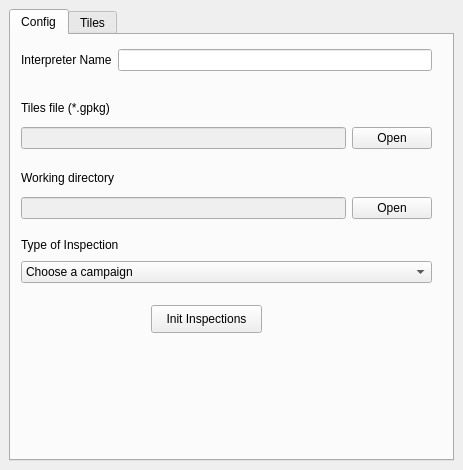
The window that global_inspection_dockwidget_base.ui (lapig-ufg/qgis-fgi-plugin) describes before a commit, drawn with Qt 5.
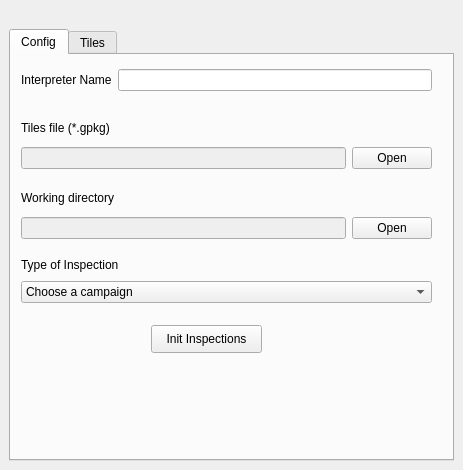
The same window after the commit. The open tabs and pages were chosen to show the change.

Patch:
```diff
--- a/global_inspection_dockwidget_base.ui
+++ b/global_inspection_dockwidget_base.ui
@@ -19,7 +19,7 @@
   <property name="minimumSize">
    <size>
     <width>440</width>
-    <height>161</height>
+    <height>195</height>
    </size>
   </property>
   <property name="maximumSize">
@@ -35,8 +35,24 @@
    <string>INSPECTION TILES</string>
   </property>
   <widget class="QWidget" name="dockWidgetContents">
-   <layout class="QGridLayout" name="gridLayout_2">
-    <item row="0" column="0">
+   <layout class="QVBoxLayout" name="verticalLayout">
+    <item>
+     <widget class="QLabel" name="logo">
+      <property name="sizePolicy">
+       <sizepolicy hsizetype="Preferred" vsizetype="Fixed">
+        <horstretch>0</horstretch>
+        <verstretch>0</verstretch>
+       </sizepolicy>
+      </property>
+      <property name="text">
+       <string/>
+      </property>
+      <property name="alignment">
+       <set>Qt::AlignCenter</set>
+      </property>
+     </widget>
+    </item>
+    <item>
      <widget class="QTabWidget" name="tabWidget">
       <property name="sizePolicy">
        <sizepolicy hsizetype="Preferred" vsizetype="Preferred">
```
Left out of the diff: 2 changed lines with no effect on the pictures.
